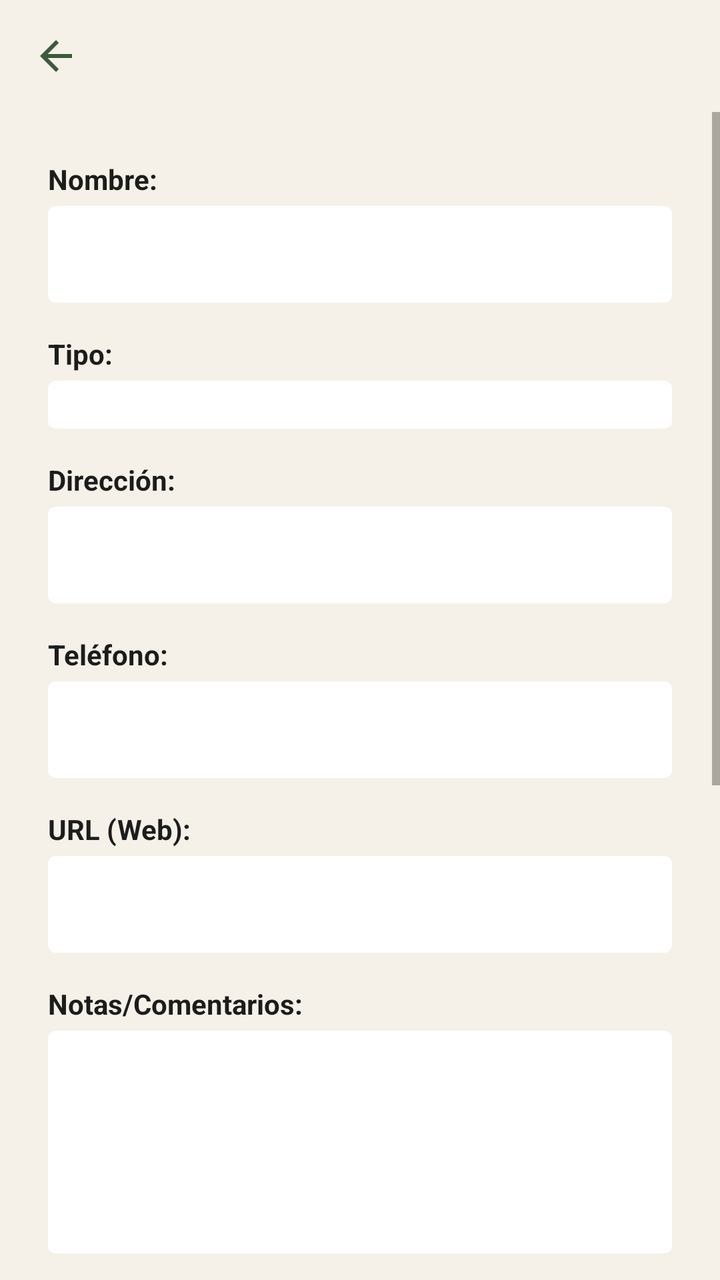
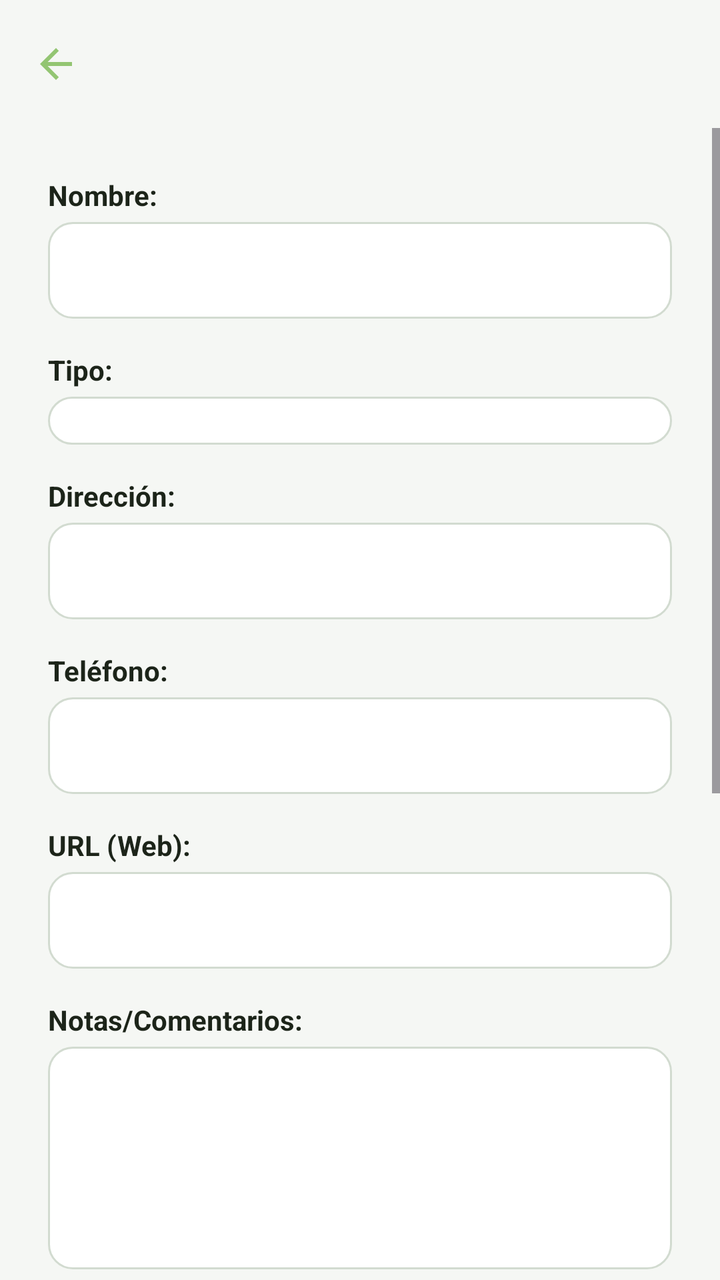

Compare the two renders of this Android layout. The source of the first and the diff that turns it into the second are given below.
<!-- AndroidManifest.xml: application theme Theme.MisLugares -->
<!-- res/layout/activity_edicion_lugar.xml -->
<?xml version="1.0" encoding="utf-8"?>
<androidx.constraintlayout.widget.ConstraintLayout xmlns:android="http://schemas.android.com/apk/res/android"
    xmlns:app="http://schemas.android.com/apk/res-auto"
    android:layout_width="match_parent"
    android:layout_height="match_parent"
    android:background="@color/background"
    android:fitsSystemWindows="true">

    <com.google.android.material.appbar.AppBarLayout
        android:id="@+id/appBarLayout"
        android:layout_width="match_parent"
        android:layout_height="wrap_content"
        android:background="@android:color/transparent"
        android:fitsSystemWindows="true"
        app:elevation="0dp"
        app:layout_constraintTop_toTopOf="parent">

        <androidx.appcompat.widget.Toolbar
            android:id="@+id/toolbar"
            android:layout_width="match_parent"
            android:layout_height="?attr/actionBarSize"
            app:navigationIcon="@drawable/ic_arrow_back"
            app:navigationIconTint="@color/primary"
            app:theme="@style/Theme.MisLugares.AppBarOverlay">

            <TextView
                android:id="@+id/toolbar_title"
                android:layout_width="wrap_content"
                android:layout_height="wrap_content"
                android:fontFamily="serif"
                android:textColor="@color/primary"
                android:textSize="20sp"
                android:textStyle="bold" />
        </androidx.appcompat.widget.Toolbar>
    </com.google.android.material.appbar.AppBarLayout>

    <ScrollView
        android:layout_width="match_parent"
        android:layout_height="0dp"
        app:layout_constraintBottom_toBottomOf="parent"
        app:layout_constraintTop_toBottomOf="@id/appBarLayout">

        <LinearLayout
            android:layout_width="match_parent"
            android:layout_height="wrap_content"
            android:orientation="vertical"
            android:padding="24dp">

            
            <TextView
                android:layout_width="wrap_content"
                android:layout_height="wrap_content"
                android:text="@string/label_name"
                android:textColor="@color/text_primary"
                android:textSize="14sp"
                android:textStyle="bold" />

            <com.google.android.material.textfield.TextInputEditText
                android:id="@+id/nombre"
                android:layout_width="match_parent"
                android:layout_height="wrap_content"
                android:layout_marginTop="4dp"
                android:layout_marginBottom="16dp"
                android:background="@drawable/rounded_background_white"
                android:inputType="textCapSentences"
                android:padding="12dp"
                android:textColor="@color/text_primary" />

            
            <TextView
                android:layout_width="wrap_content"
                android:layout_height="wrap_content"
                android:text="@string/label_type"
                android:textColor="@color/text_primary"
                android:textSize="14sp"
                android:textStyle="bold" />

            <Spinner
                android:id="@+id/tipo"
                android:layout_width="match_parent"
                android:layout_height="wrap_content"
                android:layout_marginTop="4dp"
                android:layout_marginBottom="16dp"
                android:background="@drawable/rounded_background_white"
                android:padding="12dp" />

            
            <TextView
                android:layout_width="wrap_content"
                android:layout_height="wrap_content"
                android:text="@string/label_address"
                android:textColor="@color/text_primary"
                android:textSize="14sp"
                android:textStyle="bold" />

            <AutoCompleteTextView
                android:id="@+id/direccion"
                android:layout_width="match_parent"
                android:layout_height="wrap_content"
                android:layout_marginTop="4dp"
                android:layout_marginBottom="16dp"
                android:background="@drawable/rounded_background_white"
                android:completionThreshold="3"
                android:inputType="textPostalAddress"
                android:padding="12dp"
                android:textColor="@color/text_primary" />

            
            <TextView
                android:layout_width="wrap_content"
                android:layout_height="wrap_content"
                android:text="@string/label_phone"
                android:textColor="@color/text_primary"
                android:textSize="14sp"
                android:textStyle="bold" />

            <com.google.android.material.textfield.TextInputEditText
                android:id="@+id/telefono"
                android:layout_width="match_parent"
                android:layout_height="wrap_content"
                android:layout_marginTop="4dp"
                android:layout_marginBottom="16dp"
                android:background="@drawable/rounded_background_white"
                android:inputType="phone"
                android:padding="12dp"
                android:textColor="@color/text_primary" />

            
            <TextView
                android:layout_width="wrap_content"
                android:layout_height="wrap_content"
                android:text="@string/label_url"
                android:textColor="@color/text_primary"
                android:textSize="14sp"
                android:textStyle="bold" />

            <com.google.android.material.textfield.TextInputEditText
                android:id="@+id/url"
                android:layout_width="match_parent"
                android:layout_height="wrap_content"
                android:layout_marginTop="4dp"
                android:layout_marginBottom="16dp"
                android:background="@drawable/rounded_background_white"
                android:inputType="textUri"
                android:padding="12dp"
                android:textColor="@color/text_primary" />

            
            <TextView
                android:layout_width="wrap_content"
                android:layout_height="wrap_content"
                android:text="@string/label_comments"
                android:textColor="@color/text_primary"
                android:textSize="14sp"
                android:textStyle="bold" />

            <com.google.android.material.textfield.TextInputEditText
                android:id="@+id/comentario"
                android:layout_width="match_parent"
                android:layout_height="wrap_content"
                android:layout_marginTop="4dp"
                android:layout_marginBottom="16dp"
                android:background="@drawable/rounded_background_white"
                android:gravity="top"
                android:inputType="textMultiLine"
                android:lines="4"
                android:padding="12dp"
                android:textColor="@color/text_primary" />

            
            <TextView
                android:layout_width="wrap_content"
                android:layout_height="wrap_content"
                android:text="@string/label_rating"
                android:textColor="@color/text_primary"
                android:textSize="14sp"
                android:textStyle="bold" />

            <RatingBar
                android:id="@+id/ratingBar"
                android:layout_width="wrap_content"
                android:layout_height="wrap_content"
                android:layout_marginTop="4dp"
                android:layout_marginBottom="24dp"
                android:numStars="5"
                android:progressTint="@color/rating_star"
                android:rating="0"
                android:stepSize="0.5" />

            
            <com.google.android.material.button.MaterialButton
                android:id="@+id/btnGuardar"
                style="@style/Widget.MisLugares.Button"
                android:layout_width="match_parent"
                android:layout_height="wrap_content"
                android:padding="16dp"
                android:text="@string/save_changes"
                android:textSize="16sp"
                android:textStyle="bold" />

            
            <com.google.android.material.button.MaterialButton
                android:id="@+id/btnVerCamino"
                style="@style/Widget.MisLugares.Button"
                android:layout_width="match_parent"
                android:layout_height="wrap_content"
                android:layout_marginTop="12dp"
                android:padding="16dp"
                android:text="@string/view_path"
                android:textSize="16sp"
                android:textStyle="bold" />

            
            <com.google.android.material.button.MaterialButton
                android:id="@+id/btnCompartirLugar"
                style="@style/Widget.MisLugares.Button"
                android:layout_width="match_parent"
                android:layout_height="wrap_content"
                android:layout_marginTop="12dp"
                android:padding="16dp"
                android:text="@string/share_place"
                android:textSize="16sp"
                android:textStyle="bold" />

            
            <com.google.android.material.button.MaterialButton
                android:id="@+id/btnCopiarEnlace"
                style="@style/Widget.MisLugares.Button"
                android:layout_width="match_parent"
                android:layout_height="wrap_content"
                android:layout_marginTop="12dp"
                android:padding="16dp"
                android:text="@string/copy_link"
                android:textSize="16sp"
                android:textStyle="bold" />

        </LinearLayout>
    </ScrollView>

</androidx.constraintlayout.widget.ConstraintLayout>
<!-- resources referenced by this layout -->
<resources>
  <color name="background">#F5F1E8</color>
  <color name="primary">#3D5A3D</color>
  <color name="rating_star">#FFB300</color>
  <color name="text_primary">#1C1C1C</color>
  <!-- drawable ic_arrow_back (drawable) -->
  <vector xmlns:android="http://schemas.android.com/apk/res/android"
      android:width="24dp"
      android:height="24dp"
      android:viewportWidth="24"
      android:viewportHeight="24">
      <path
          android:fillColor="@color/primary"
          android:pathData="M20,11H7.83l5.59,-5.59L12,4l-8,8 8,8 1.41,-1.41L7.83,13H20v-2z"/>
  </vector>
  <!-- drawable rounded_background_white (drawable) -->
  <?xml version="1.0" encoding="utf-8"?>
  <shape xmlns:android="http://schemas.android.com/apk/res/android">
      <solid android:color="@color/white" />
      <corners android:radius="4dp" />
  </shape>
  <string name="copy_link">Copiar enlace</string>
  <string name="label_address">Dirección:</string>
  <string name="label_comments">Notas/Comentarios:</string>
  <string name="label_name">Nombre:</string>
  <string name="label_phone">Teléfono:</string>
  <string name="label_rating">Valoración:</string>
  <string name="label_type">Tipo:</string>
  <string name="label_url">URL (Web):</string>
  <string name="save_changes">GUARDAR CAMBIOS</string>
  <string name="share_place">Compartir lugar</string>
  <string name="view_path">CÓMO LLEGAR (Google Maps)</string>
  <style name="Theme.MisLugares.AppBarOverlay" parent="ThemeOverlay.AppCompat.Light">
          <item name="colorControlNormal">@color/primary</item>
      </style>
  <style name="Widget.MisLugares.Button" parent="Widget.MaterialComponents.Button">
          <item name="backgroundTint">@color/primary</item>
          <item name="android:textColor">@color/on_primary</item>
          <item name="shapeAppearanceOverlay">@style/ShapeAppearance.MisLugares.Button</item>
      </style>
  <style name="Theme.MisLugares" parent="Theme.MaterialComponents.Light.NoActionBar">
          
          <item name="colorPrimary">@color/primary</item>
          <item name="colorPrimaryVariant">@color/primary</item>
          <item name="colorOnPrimary">@color/on_primary</item>
          
          <item name="colorSecondary">@color/secondary</item>
          <item name="colorSecondaryVariant">@color/secondary</item>
          <item name="colorOnSecondary">@color/on_primary</item>
  
          <item name="android:windowBackground">@color/background</item>
  
          
          <item name="android:statusBarColor">@color/background</item>
          <item name="android:windowLightStatusBar">true</item>
      </style>
  <color name="white">#FFFFFFFF</color>
  <color name="on_primary">#FFFFFF</color>
  <style name="ShapeAppearance.MisLugares.Button" parent="">
          <item name="cornerFamily">rounded</item>
          <item name="cornerSize">4dp</item>
      </style>
  <color name="secondary">#C1653D</color>
</resources>

<!-- the commit's change to res/layout/activity_edicion_lugar.xml (unified diff, before → after) -->
@@ -20,15 +20,15 @@
             android:layout_width="match_parent"
             android:layout_height="?attr/actionBarSize"
             app:navigationIcon="@drawable/ic_arrow_back"
-            app:navigationIconTint="@color/primary"
+            app:navigationIconTint="@color/text_primary"
             app:theme="@style/Theme.MisLugares.AppBarOverlay">
 
             <TextView
                 android:id="@+id/toolbar_title"
                 android:layout_width="wrap_content"
                 android:layout_height="wrap_content"
-                android:fontFamily="serif"
-                android:textColor="@color/primary"
+                android:fontFamily="sans-serif-medium"
+                android:textColor="@color/text_primary"
                 android:textSize="20sp"
                 android:textStyle="bold" />
         </androidx.appcompat.widget.Toolbar>
@@ -61,7 +61,7 @@
                 android:layout_height="wrap_content"
                 android:layout_marginTop="4dp"
                 android:layout_marginBottom="16dp"
-                android:background="@drawable/rounded_background_white"
+                android:background="@drawable/input_background"
                 android:inputType="textCapSentences"
                 android:padding="12dp"
                 android:textColor="@color/text_primary" />
@@ -81,7 +81,7 @@
                 android:layout_height="wrap_content"
                 android:layout_marginTop="4dp"
                 android:layout_marginBottom="16dp"
-                android:background="@drawable/rounded_background_white"
+                android:background="@drawable/input_background"
                 android:padding="12dp" />
 
             
@@ -99,7 +99,7 @@
                 android:layout_height="wrap_content"
                 android:layout_marginTop="4dp"
                 android:layout_marginBottom="16dp"
-                android:background="@drawable/rounded_background_white"
+                android:background="@drawable/input_background"
                 android:completionThreshold="3"
                 android:inputType="textPostalAddress"
                 android:padding="12dp"
@@ -120,7 +120,7 @@
                 android:layout_height="wrap_content"
                 android:layout_marginTop="4dp"
                 android:layout_marginBottom="16dp"
-                android:background="@drawable/rounded_background_white"
+                android:background="@drawable/input_background"
                 android:inputType="phone"
                 android:padding="12dp"
                 android:textColor="@color/text_primary" />
@@ -140,7 +140,7 @@
                 android:layout_height="wrap_content"
                 android:layout_marginTop="4dp"
                 android:layout_marginBottom="16dp"
-                android:background="@drawable/rounded_background_white"
+                android:background="@drawable/input_background"
                 android:inputType="textUri"
                 android:padding="12dp"
                 android:textColor="@color/text_primary" />
@@ -160,7 +160,7 @@
                 android:layout_height="wrap_content"
                 android:layout_marginTop="4dp"
                 android:layout_marginBottom="16dp"
-                android:background="@drawable/rounded_background_white"
+                android:background="@drawable/input_background"
                 android:gravity="top"
                 android:inputType="textMultiLine"
                 android:lines="4"
<!-- resource entries referenced after the edit -->
@@ -1,9 +1,11 @@
 <!-- resources referenced by this layout -->
 <resources>
-  <color name="background">#F5F1E8</color>
-  <color name="primary">#3D5A3D</color>
-  <color name="rating_star">#FFB300</color>
-  <color name="text_primary">#1C1C1C</color>
+  <color name="background">#F5F7F4</color>
+  <color name="primary">#93C572</color>
+  <color name="card_background">#FFFFFF</color>
+  <color name="outline">#D2DBD0</color>
+  <color name="rating_star">#D99D21</color>
+  <color name="text_primary">#1C2419</color>
   <!-- drawable ic_arrow_back (drawable) -->
   <vector xmlns:android="http://schemas.android.com/apk/res/android"
       android:width="24dp"
@@ -14,11 +16,15 @@
           android:fillColor="@color/primary"
           android:pathData="M20,11H7.83l5.59,-5.59L12,4l-8,8 8,8 1.41,-1.41L7.83,13H20v-2z"/>
   </vector>
-  <!-- drawable rounded_background_white (drawable) -->
+  <!-- drawable input_background (drawable) -->
   <?xml version="1.0" encoding="utf-8"?>
-  <shape xmlns:android="http://schemas.android.com/apk/res/android">
-      <solid android:color="@color/white" />
-      <corners android:radius="4dp" />
+  <shape xmlns:android="http://schemas.android.com/apk/res/android"
+      android:shape="rectangle">
+      <solid android:color="@color/card_background" />
+      <corners android:radius="12dp" />
+      <stroke
+          android:width="1dp"
+          android:color="@color/outline" />
   </shape>
   <string name="copy_link">Copiar enlace</string>
   <string name="label_address">Dirección:</string>
@@ -34,12 +40,12 @@
   <style name="Theme.MisLugares.AppBarOverlay" parent="ThemeOverlay.AppCompat.Light">
           <item name="colorControlNormal">@color/primary</item>
       </style>
-  <style name="Widget.MisLugares.Button" parent="Widget.MaterialComponents.Button">
+  <style name="Widget.MisLugares.Button" parent="Widget.Material3.Button">
           <item name="backgroundTint">@color/primary</item>
           <item name="android:textColor">@color/on_primary</item>
           <item name="shapeAppearanceOverlay">@style/ShapeAppearance.MisLugares.Button</item>
       </style>
-  <style name="Theme.MisLugares" parent="Theme.MaterialComponents.Light.NoActionBar">
+  <style name="Theme.MisLugares" parent="Theme.Material3.DayNight.NoActionBar">
           
           <item name="colorPrimary">@color/primary</item>
           <item name="colorPrimaryVariant">@color/primary</item>
@@ -55,12 +61,11 @@
           <item name="android:statusBarColor">@color/background</item>
           <item name="android:windowLightStatusBar">true</item>
       </style>
-  <color name="white">#FFFFFFFF</color>
-  <color name="on_primary">#FFFFFF</color>
+  <color name="on_primary">#1A2D13</color>
   <style name="ShapeAppearance.MisLugares.Button" parent="">
           <item name="cornerFamily">rounded</item>
-          <item name="cornerSize">4dp</item>
+          <item name="cornerSize">24dp</item>
       </style>
-  <color name="secondary">#C1653D</color>
+  <color name="secondary">#7BA85F</color>
 </resources>
 
